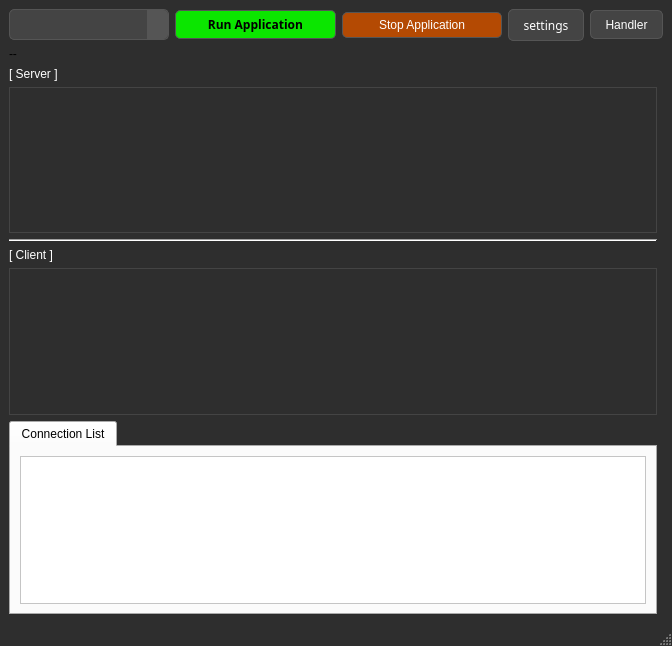
This is ui/main.ui in gusdnd3150/communication-gui as Qt 5 draws it before an edit. The edited form follows.
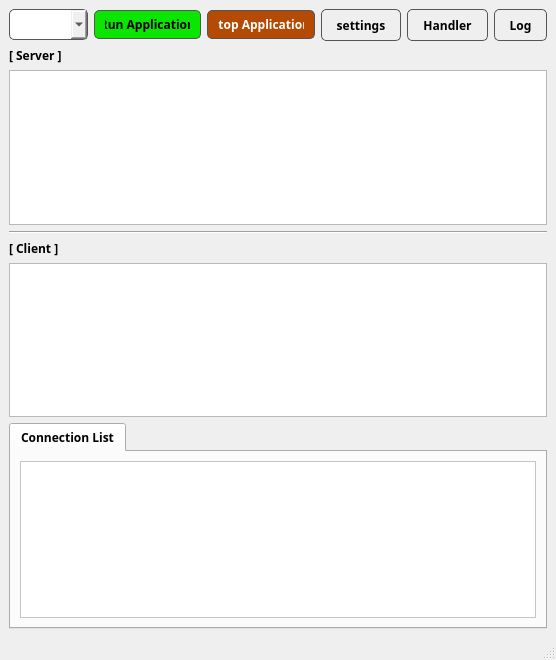
This is the edited form.

The edit to the form file:
```diff
--- a/ui/main.ui
+++ b/ui/main.ui
@@ -6,8 +6,8 @@
    <rect>
     <x>0</x>
     <y>0</y>
-    <width>672</width>
-    <height>646</height>
+    <width>556</width>
+    <height>660</height>
    </rect>
   </property>
   <property name="sizePolicy">
@@ -45,32 +45,208 @@
    <string>MainWindow</string>
   </property>
   <property name="styleSheet">
-   <string notr="true">QMainWindow {
-    background-color: #2E2E2E;
-    color: #FFFFFF;
-}</string>
+   <string notr="true"/>
   </property>
   <widget class="QWidget" name="centralwidget">
    <layout class="QGridLayout" name="gridLayout_2">
+    <item row="0" column="0">
+     <layout class="QGridLayout" name="gridLayout">
+      <item row="0" column="3">
+       <widget class="QToolButton" name="btn_settings">
+        <property name="font">
+         <font>
+          <family>맑은 고딕</family>
+         </font>
+        </property>
+        <property name="styleSheet">
+         <string notr="true">QToolButton {
+    border: 1px solid #555555;
+    padding: 5px 10px;
+    border-radius: 5px;
+}
+
+QToolButton:hover {
+    background-color: rgb(240, 233, 232);
+    border: 1px solid #666666;
+}
+
+QToolButton:pressed {
+    background-color: rgb(199, 199, 199);
+    border: 1px solid #444444;
+}</string>
+        </property>
+        <property name="text">
+         <string>settings</string>
+        </property>
+       </widget>
+      </item>
+      <item row="0" column="0">
+       <widget class="QComboBox" name="combo_pkg">
+        <property name="maximumSize">
+         <size>
+          <width>200</width>
+          <height>16777215</height>
+         </size>
+        </property>
+        <property name="font">
+         <font>
+          <family>맑은 고딕</family>
+         </font>
+        </property>
+        <property name="acceptDrops">
+         <bool>false</bool>
+        </property>
+        <property name="styleSheet">
+         <string notr="true">QComboBox {
+    border: 1px solid #555555;
+    padding: 5px;
+    border-radius: 5px;
+}
+
+QComboBox:hover {
+    border: 1px solid #666666;
+}
+
+
+QComboBox QAbstractItemView {
+    background-color: #444444;
+    color: #FFFFFF;
+    selection-background-color: #555555;
+    selection-color: #FFFFFF;
+}</string>
+        </property>
+       </widget>
+      </item>
+      <item row="0" column="4">
+       <widget class="QToolButton" name="btn_handler">
+        <property name="styleSheet">
+         <string notr="true">QToolButton {
+    border: 1px solid #555555;
+    padding: 5px 10px;
+    border-radius: 5px;
+}
+
+QToolButton:hover {
+    background-color: rgb(240, 233, 232);
+    border: 1px solid #666666;
+}
+
+QToolButton:pressed {
+    background-color: rgb(199, 199, 199);
+    border: 1px solid #444444;
+}</string>
+        </property>
+        <property name="text">
+         <string>Handler</string>
+        </property>
+       </widget>
+      </item>
+      <item row="0" column="1">
+       <widget class="QPushButton" name="btn_start">
+        <property name="maximumSize">
+         <size>
+          <width>200</width>
+          <height>16777215</height>
+         </size>
+        </property>
+        <property name="font">
+         <font>
+          <family>맑은 고딕</family>
+          <weight>75</weight>
+          <bold>true</bold>
+         </font>
+        </property>
+        <property name="styleSheet">
+         <string notr="true">QPushButton {
+    background-color: rgb(11, 230, 0);
+    color: black;
+    border: 1px solid #555555;
+    padding: 5px 10px;
+    border-radius: 5px;
+}
+
+QPushButton:hover {
+    background-color: rgb(80, 190, 11);
+    border: 1px solid #666666;
+}
+
+QPushButton:pressed {
+    background-color: rgb(7, 143, 0);
+    border: 1px solid #444444;
+}</string>
+        </property>
+        <property name="text">
+         <string>Run Application</string>
+        </property>
+       </widget>
+      </item>
+      <item row="0" column="2">
+       <widget class="QPushButton" name="btn_stop">
+        <property name="maximumSize">
+         <size>
+          <width>200</width>
+          <height>16777215</height>
+         </size>
+        </property>
+        <property name="styleSheet">
+         <string notr="true">QPushButton {
+    background-color: rgb(180, 74, 3);
+    color: white;
+    border: 1px solid #555555;
+    padding: 5px 10px;
+    border-radius: 5px;
+}
+
+QPushButton:hover {
+    background-color: rgb(255, 74, 74);
+    border: 1px solid #666666;
+}
+
+QPushButton:pressed {
+    background-color: rgb(255, 74, 74);
+    border: 1px solid #444444;
+}</string>
+        </property>
+        <property name="text">
+         <string>Stop Application</string>
+        </property>
+       </widget>
+      </item>
+      <item row="0" column="5">
+       <widget class="QToolButton" name="btn_show_log">
+        <property name="styleSheet">
+         <string notr="true">QToolButton {
+    border: 1px solid #555555;
+    padding: 5px 10px;
+    border-radius: 5px;
+}
+
+QToolButton:hover {
+    background-color: rgb(240, 233, 232);
+    border: 1px solid #666666;
+}
+
+QToolButton:pressed {
+    background-color: rgb(199, 199, 199);
+    border: 1px solid #444444;
+}</string>
+        </property>
+        <property name="text">
+         <string>Log</string>
+        </property>
+       </widget>
+      </item>
+     </layout>
+    </item>
     <item row="1" column="0">
-     <layout class="QGridLayout" name="gridLayout_3">
-      <item row="0" column="0">
-       <widget class="QLabel" name="label">
-        <property name="text">
-         <string>--</string>
-        </property>
-       </widget>
-      </item>
-     </layout>
+     <layout class="QGridLayout" name="gridLayout_3"/>
     </item>
     <item row="2" column="0">
      <layout class="QVBoxLayout" name="verticalLayout">
       <item>
        <widget class="QLabel" name="label_2">
         <property name="styleSheet">
-         <string notr="true">QLabel{
-	color:white
-}</string>
+         <string notr="true"/>
         </property>
         <property name="text">
          <string>[ Server ]</string>
@@ -99,54 +275,7 @@
          <bool>true</bool>
         </property>
         <property name="styleSheet">
-         <string notr="true">QTableWidget {
-    background-color: #2E2E2E;
-    color: #FFFFFF;
-    gridline-color: #444444;
-    border: 1px solid #444444;
-}
-
-QHeaderView::section {
-    background-color: #444444;
-    color: #FFFFFF;
-    padding: 4px;
-    border: 1px solid #2E2E2E;
-}
-
-QTableWidget::item {
-    border: none;
-    padding: 4px;
-}
-
-QTableWidget::item:selected {
-    background-color: #555555;
-    color: #FFFFFF;
-}
-
-QScrollBar:vertical {
-    background-color: #2E2E2E;
-    width: 3px;
-	height:2px;
-    margin: 15px 0 15px 0;
-}
-QScrollBar::handle:vertical {
-    background-color: #555555;
-    min-height: 5px;
-}
-QScrollBar:horizontal {
-    background-color: #2E2E2E;
-    height: 8px; 
-    margin: 0 15px 0 15px;
-}
-
-QScrollBar::add-line:vertical, QScrollBar::sub-line:vertical {
-    background-color: #444444;
-    height: 5px;
-}
-
-QScrollBar::add-page:vertical, QScrollBar::sub-page:vertical {
-    background: none;
-}</string>
+         <string notr="true"/>
         </property>
         <property name="dragEnabled">
          <bool>false</bool>
@@ -178,9 +307,7 @@
       <item>
        <widget class="QLabel" name="label_3">
         <property name="styleSheet">
-         <string notr="true">QLabel{
-	color:white
-}</string>
+         <string notr="true"/>
         </property>
         <property name="text">
          <string>[ Client ]</string>
@@ -201,54 +328,7 @@
          </font>
         </property>
         <property name="styleSheet">
-         <string notr="true">QTableWidget {
-    background-color: #2E2E2E;
-    color: #FFFFFF;
-    gridline-color: #444444;
-    border: 1px solid #444444;
-}
-
-QHeaderView::section {
-    background-color: #444444;
-    color: #FFFFFF;
-    padding: 4px;
-    border: 1px solid #2E2E2E;
-}
-
-QTableWidget::item {
-    border: none;
-    padding: 4px;
-}
-
-QTableWidget::item:selected {
-    background-color: #555555;
-    color: #FFFFFF;
-}
-
-QScrollBar:vertical {
-    background-color: #2E2E2E;
-    width: 3px;
-	height:2px;
-    margin: 15px 0 15px 0;
-}
-QScrollBar::handle:vertical {
-    background-color: #555555;
-    min-height: 5px;
-}
-QScrollBar:horizontal {
-    background-color: #2E2E2E;
-    height: 8px; 
-    margin: 0 15px 0 15px;
-}
-
-QScrollBar::add-line:vertical, QScrollBar::sub-line:vertical {
-    background-color: #444444;
-    height: 5px;
-}
-
-QScrollBar::add-page:vertical, QScrollBar::sub-page:vertical {
-    background: none;
-}</string>
+         <string notr="true"/>
         </property>
         <property name="tabKeyNavigation">
          <bool>false</bool>
@@ -265,7 +345,10 @@
        </widget>
       </item>
       <item>
-       <widget class="QTabWidget" name="tabWidget">
+       <layout class="QHBoxLayout" name="horizontalLayout"/>
+      </item>
+      <item>
+       <widget class="QTabWidget" name="ddddd">
         <property name="styleSheet">
          <string notr="true"/>
         </property>
@@ -276,8 +359,8 @@
          <attribute name="title">
           <string>Connection List</string>
          </attribute>
-         <layout class="QHBoxLayout" name="horizontalLayout">
-          <item>
+         <layout class="QGridLayout" name="gridLayout_4">
+          <item row="0" column="0">
            <widget class="QTreeView" name="list_conn">
             <property name="enabled">
              <bool>true</bool>
@@ -336,189 +419,6 @@
       </item>
      </layout>
     </item>
-    <item row="0" column="0" colspan="2">
-     <layout class="QGridLayout" name="gridLayout">
-      <item row="0" column="3">
-       <widget class="QToolButton" name="btn_settings">
-        <property name="font">
-         <font>
-          <family>맑은 고딕</family>
-         </font>
-        </property>
-        <property name="styleSheet">
-         <string notr="true">QToolButton {
-    background-color: #444444;
-    color: #FFFFFF;
-    border: 1px solid #555555;
-    padding: 5px 10px;
-    border-radius: 5px;
-}
-
-QToolButton:hover {
-    background-color: #555555;
-    border: 1px solid #666666;
-}
-
-QToolButton:pressed {
-    background-color: #333333;
-    border: 1px solid #444444;
-}</string>
-        </property>
-        <property name="text">
-         <string>settings</string>
-        </property>
-       </widget>
-      </item>
-      <item row="0" column="1">
-       <widget class="QPushButton" name="btn_start">
-        <property name="maximumSize">
-         <size>
-          <width>200</width>
-          <height>16777215</height>
-         </size>
-        </property>
-        <property name="font">
-         <font>
-          <family>맑은 고딕</family>
-          <weight>75</weight>
-          <bold>true</bold>
-         </font>
-        </property>
-        <property name="styleSheet">
-         <string notr="true">QPushButton {
-    background-color: rgb(11, 230, 0);
-    color: black;
-    border: 1px solid #555555;
-    padding: 5px 10px;
-    border-radius: 5px;
-}
-
-QPushButton:hover {
-    background-color: rgb(80, 190, 11);
-    border: 1px solid #666666;
-}
-
-QPushButton:pressed {
-    background-color: rgb(7, 143, 0);
-    border: 1px solid #444444;
-}</string>
-        </property>
-        <property name="text">
-         <string>Run Application</string>
-        </property>
-       </widget>
-      </item>
-      <item row="0" column="0">
-       <widget class="QComboBox" name="combo_pkg">
-        <property name="maximumSize">
-         <size>
-          <width>200</width>
-          <height>16777215</height>
-         </size>
-        </property>
-        <property name="font">
-         <font>
-          <family>맑은 고딕</family>
-         </font>
-        </property>
-        <property name="acceptDrops">
-         <bool>false</bool>
-        </property>
-        <property name="styleSheet">
-         <string notr="true">QComboBox {
-    background-color: #444444;
-    color: #FFFFFF;
-    border: 1px solid #555555;
-    padding: 5px;
-    border-radius: 5px;
-}
-
-QComboBox:hover {
-    border: 1px solid #666666;
-}
-
-QComboBox::drop-down {
-    subcontrol-origin: padding;
-    subcontrol-position: top right;
-    width: 20px;
-    border-left-width: 1px;
-    border-left-color: #555555;
-    border-left-style: solid;
-    border-top-right-radius: 5px;
-    border-bottom-right-radius: 5px;
-    background-color: #555555;
-}
-
-
-QComboBox QAbstractItemView {
-    background-color: #444444;
-    color: #FFFFFF;
-    selection-background-color: #555555;
-    selection-color: #FFFFFF;
-}</string>
-        </property>
-       </widget>
-      </item>
-      <item row="0" column="2">
-       <widget class="QPushButton" name="btn_stop">
-        <property name="maximumSize">
-         <size>
-          <width>200</width>
-          <height>16777215</height>
-         </size>
-        </property>
-        <property name="styleSheet">
-         <string notr="true">QPushButton {
-    background-color: rgb(180, 74, 3);
-    color: white;
-    border: 1px solid #555555;
-    padding: 5px 10px;
-    border-radius: 5px;
-}
-
-QPushButton:hover {
-    background-color: rgb(255, 74, 74);
-    border: 1px solid #666666;
-}
-
-QPushButton:pressed {
-    background-color: rgb(255, 74, 74);
-    border: 1px solid #444444;
-}</string>
-        </property>
-        <property name="text">
-         <string>Stop Application</string>
-        </property>
-       </widget>
-      </item>
-      <item row="0" column="4">
-       <widget class="QToolButton" name="btn_handler">
-        <property name="styleSheet">
-         <string notr="true">QToolButton {
-    background-color: #444444;
-    color: #FFFFFF;
-    border: 1px solid #555555;
-    padding: 5px 10px;
-    border-radius: 5px;
-}
-
-QToolButton:hover {
-    background-color: #555555;
-    border: 1px solid #666666;
-}
-
-QToolButton:pressed {
-    background-color: #333333;
-    border: 1px solid #444444;
-}</string>
-        </property>
-        <property name="text">
-         <string>Handler</string>
-        </property>
-       </widget>
-      </item>
-     </layout>
-    </item>
    </layout>
   </widget>
   <widget class="QMenuBar" name="menubar">
```
Left out of the diff: 4 changed lines with no effect on the pictures.
